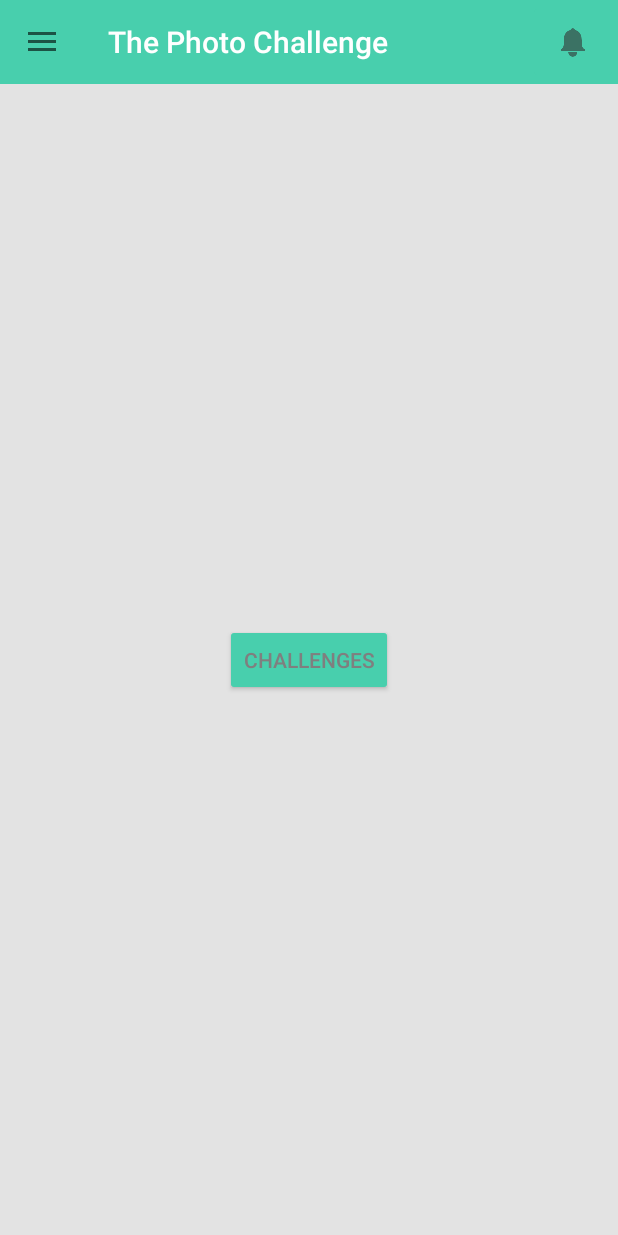
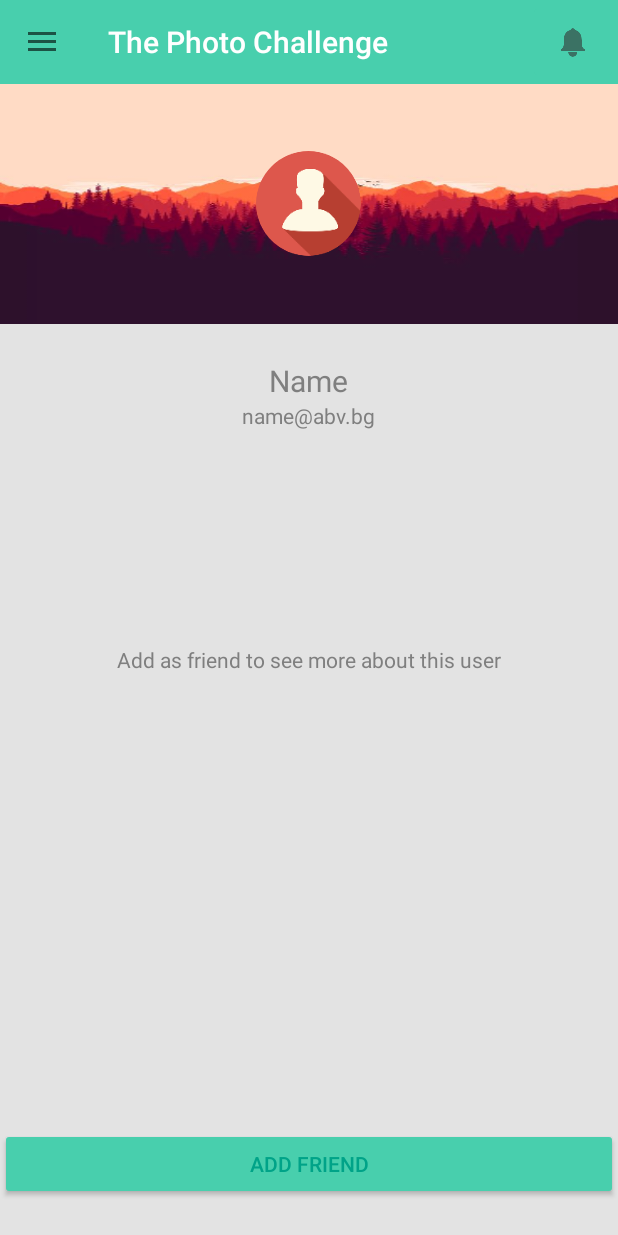
Before and after one commit to AirElementalTeam/ThePhotoChallenge, an Android app: the screen it shows after launch (MainActivity), after a tap on an icon or button, on a phone screen of 412 x 824 dp. Run offline under Robolectric (Android 15) with nearby library versions, the phone set to English and light mode, and no system bars; our stand-ins replace ButterKnife, CircleImageView; 10 statements that could not run were skipped.

Commit message:
adding users by email to firebase logic added

```diff
--- a/ThePhotoChallengeApp/app/src/main/java/com/telerik/airelementalteam/thephotochallengeapp/data/AsyncTasks/AsyncTaskInteractor.java
+++ b/ThePhotoChallengeApp/app/src/main/java/com/telerik/airelementalteam/thephotochallengeapp/data/AsyncTasks/AsyncTaskInteractor.java
@@ -3,14 +3,23 @@ package com.telerik.airelementalteam.thephotochallengeapp.data.AsyncTasks;
 import com.firebase.client.AuthData;
 import com.firebase.client.Firebase;
 import com.firebase.client.FirebaseError;
+import com.telerik.airelementalteam.thephotochallengeapp.data.FirebaseAdapter;
 import com.telerik.airelementalteam.thephotochallengeapp.models.User;
 
 import java.lang.reflect.Field;
 import java.util.Map;
 
+import Common.Converter;
+
 public class AsyncTaskInteractor {
 
-    public void asyncRegisterUser(final Firebase refDB, final Firebase refUsers, final IOnTaskFinishedListener listener, final String name, final String email, final String password){
+    Converter converter = new Converter();
+
+    public void asyncRegisterUser(FirebaseAdapter firebase, final IOnTaskFinishedListener listener, final String name, final String email, final String password){
+        firebase.openConnection();
+        Firebase refDB = firebase.getRefDB();
+        final Firebase refUsersByEmail = firebase.getRefUsersByEmail();
+        final Firebase refUsers = firebase.getRefUsers();
         refDB.createUser(email, password,
                 new Firebase.ValueResultHandler<Map<String, Object>>() {
 
@@ -18,6 +27,8 @@ public class AsyncTaskInteractor {
                     public void onSuccess(Map<String, Object> stringObjectMap) {
                         User newUser = new User(stringObjectMap.get("uid").toString(), name, email);
                         Firebase refUser = refUsers.child(newUser.getUid());
+                        Firebase refMail = refUsersByEmail.child(converter.escapeEmail(newUser.getEmail()));
+                        refMail.setValue(newUser.getUid());
                         refUser.setValue(newUser);
                         listener.onSuccess();
                         System.out.println("Successfully created user account with uid: " + stringObjectMap.get("uid"));
@@ -52,7 +63,8 @@ public class AsyncTaskInteractor {
                 });
     }
 
-    public void asyncLoginUser(Firebase refDB, final IOnTaskFinishedListener listener, String email, String password){
+    public void asyncLoginUser(FirebaseAdapter firebase, final IOnTaskFinishedListener listener, String email, String password){
+        Firebase refDB = firebase.getRefDB();
         refDB.authWithPassword(email, password, new Firebase.AuthResultHandler() {
             @Override
             public void onAuthenticated(AuthData authData) {
--- a/ThePhotoChallengeApp/app/src/main/java/com/telerik/airelementalteam/thephotochallengeapp/data/FirebaseAdapter.java
+++ b/ThePhotoChallengeApp/app/src/main/java/com/telerik/airelementalteam/thephotochallengeapp/data/FirebaseAdapter.java
@@ -9,6 +9,7 @@ public class FirebaseAdapter {
 
     final String firebaseConnection = "https://thephotobag.firebaseio.com";
     final String usersConnection = firebaseConnection + "/Users";
+    final String usersByEmailConnection = firebaseConnection + "/UsersByEmail";
     final String challengesConnection = firebaseConnection + "/Challanges";
     final String photosConnection = firebaseConnection + "/Photos";
     final String themesConnection = firebaseConnection + "/Themes";
@@ -16,6 +17,7 @@ public class FirebaseAdapter {
 
     private Firebase refDB;
     private Firebase refUsers;
+    private Firebase refUsersByEmail;
     private Firebase refChallanges;
     private Firebase refPhotos;
     private Firebase refThemes;
@@ -26,6 +28,7 @@ public class FirebaseAdapter {
     public FirebaseAdapter() {
         this.refDB = new Firebase(firebaseConnection);
         this.refUsers = new Firebase(usersConnection);
+        this.refUsersByEmail = new Firebase(usersByEmailConnection);
         this.refChallanges = new Firebase(challengesConnection);
         this.refPhotos = new Firebase(photosConnection);
         this.refThemes = new Firebase(themesConnection);
@@ -44,13 +47,29 @@ public class FirebaseAdapter {
         return refUsers;
     }
 
+    public Firebase getRefUsersByEmail() {
+        return refUsersByEmail;
+    }
+
+    public Firebase getRefChallanges() {
+        return refChallanges;
+    }
+
+    public Firebase getRefPhotos() {
+        return refPhotos;
+    }
+
+    public Firebase getRefThemes() {
+        return refThemes;
+    }
+
     // authentication methods
     public void registerUser(String name, String email, String password, IOnTaskFinishedListener listener){
-        interactor.asyncRegisterUser(refDB, refUsers, listener, name, email, password);
+        interactor.asyncRegisterUser(this, listener, name, email, password);
     }
 
     public void loginUser(String email, String password, IOnTaskFinishedListener listener){
-        interactor.asyncLoginUser(refDB, listener, email, password);
+        interactor.asyncLoginUser(this, listener, email, password);
     }
 
     public boolean authUser() {
@@ -82,4 +101,6 @@ public class FirebaseAdapter {
     }
 
 
+
+
 }
--- /dev/null
+++ b/ThePhotoChallengeApp/app/src/main/java/com/telerik/airelementalteam/thephotochallengeapp/presenters/user/UserPresenter.java
@@ -0,0 +1,27 @@
+package com.telerik.airelementalteam.thephotochallengeapp.presenters.user;
+
+import android.app.Activity;
+
+import com.firebase.client.Query;
+import com.telerik.airelementalteam.thephotochallengeapp.data.FirebaseAdapter;
+
+import Common.Validator;
+
+public class UserPresenter {
+    private Activity activity;
+    private FirebaseAdapter firebase;
+
+    public UserPresenter(Activity activity){
+        this.activity = activity;
+        this.firebase = new FirebaseAdapter();
+    }
+
+    public void sendFriendRequest(String email) {
+        String currentUserUID = firebase.currentUserUID();
+
+        //escapeEmail
+        //find user uid by email
+        //find user by uid
+        //create friend request (sent for current user/ recieved for other user)
+    }
+}
--- a/ThePhotoChallengeApp/app/src/main/java/com/telerik/airelementalteam/thephotochallengeapp/views/MainActivity.java
+++ b/ThePhotoChallengeApp/app/src/main/java/com/telerik/airelementalteam/thephotochallengeapp/views/MainActivity.java
@@ -25,6 +25,7 @@ import com.telerik.airelementalteam.thephotochallengeapp.views.fragments.Favouri
 import com.telerik.airelementalteam.thephotochallengeapp.views.fragments.FriendsFragment;
 import com.telerik.airelementalteam.thephotochallengeapp.views.fragments.RankingFragment;
 import com.telerik.airelementalteam.thephotochallengeapp.views.fragments.SettingsFragment;
+import com.telerik.airelementalteam.thephotochallengeapp.views.fragments.UserFragment;
 
 import butterknife.ButterKnife;
 import butterknife.InjectView;
@@ -78,6 +79,10 @@ public class MainActivity extends AppCompatActivity
             @Override
             public void onClick(View v) {
                 NotificationCompat.Builder builder = new NotificationCompat.Builder(MainActivity.this);
+                UserFragment fragment = new UserFragment();
+                FragmentTransaction transaction = getSupportFragmentManager().beginTransaction();
+                transaction.replace(R.id.fragmentContainer, fragment);
+                transaction.commit();
 
             }
         });
@@ -92,29 +97,6 @@ public class MainActivity extends AppCompatActivity
             super.onBackPressed();
         }
     }
-
-    //this creates the tree dots in the right of the action bar
-    //@Override
-    //public boolean onCreateOptionsMenu(Menu menu) {
-    //    // Inflate the menu; this adds items to the action bar if it is present.
-    //    getMenuInflater().inflate(R.menu.main, menu);
-    //    return true;
-    //}
-
-    //@Override
-    //public boolean onOptionsItemSelected(MenuItem item) {
-    //    // Handle action bar item clicks here. The action bar will
-    //    // automatically handle clicks on the Home/Up button, so long
-    //    // as you specify a parent activity in AndroidManifest.xml.
-    //    int id = item.getItemId();
-    //
-    //    //noinspection SimplifiableIfStatement
-    //    if (id == R.id.action_settings) {
-    //        return true;
-    //    }
-    //
-    //    return super.onOptionsItemSelected(item);
-    //}
 
     @SuppressWarnings("StatementWithEmptyBody")
     @Override
@@ -177,7 +159,6 @@ public class MainActivity extends AppCompatActivity
     @Override
     protected void onPostCreate(Bundle savedInstanceState) {
         super.onPostCreate(savedInstanceState);
-        // Sync the toggle state after onRestoreInstanceState has occurred.
         toggle.syncState();
     }
 
--- a/ThePhotoChallengeApp/app/src/main/java/com/telerik/airelementalteam/thephotochallengeapp/views/fragments/FindFriendsFragment.java
+++ b/ThePhotoChallengeApp/app/src/main/java/com/telerik/airelementalteam/thephotochallengeapp/views/fragments/FindFriendsFragment.java
@@ -28,6 +28,8 @@ public class FindFriendsFragment extends Fragment {
         presenter.populateFriendList(userList);
 
         return view;
+
+
     }
 
     @Override
--- a/ThePhotoChallengeApp/app/src/main/java/com/telerik/airelementalteam/thephotochallengeapp/views/fragments/UserFragment.java
+++ b/ThePhotoChallengeApp/app/src/main/java/com/telerik/airelementalteam/thephotochallengeapp/views/fragments/UserFragment.java
@@ -3,28 +3,46 @@ package com.telerik.airelementalteam.thephotochallengeapp.views.fragments;
 
 import android.os.Bundle;
 import android.support.v4.app.Fragment;
+import android.support.v7.widget.AppCompatButton;
 import android.view.LayoutInflater;
 import android.view.View;
 import android.view.ViewGroup;
 
 import com.telerik.airelementalteam.thephotochallengeapp.R;
+import com.telerik.airelementalteam.thephotochallengeapp.presenters.user.UserPresenter;
 
 /**
  * A simple {@link Fragment} subclass.
  */
 public class UserFragment extends Fragment {
 
+    private UserPresenter presenter;
+    private String email;
+    private String name;
 
     public UserFragment() {
-        // Required empty public constructor
     }
 
 
     @Override
     public View onCreateView(LayoutInflater inflater, ViewGroup container,
                              Bundle savedInstanceState) {
-        // Inflate the layout for this fragment
-        return inflater.inflate(R.layout.fragment_user, container, false);
+        presenter = new UserPresenter(this.getActivity());
+        View view = inflater.inflate(R.layout.fragment_user, container, false);
+        //some code to set the email correctly
+        email = "zazu@lionking.com";
+
+        AppCompatButton addFriendButton = (AppCompatButton) view.findViewById(R.id.add_friend_btn);
+
+        addFriendButton.setOnClickListener(new View.OnClickListener() {
+            @Override
+            public void onClick(View v) {
+                presenter.sendFriendRequest(email);
+            }
+        });
+        return view;
+
+
     }
 
 }
--- a/ThePhotoChallengeApp/app/src/main/res/layout/fragment_user.xml
+++ b/ThePhotoChallengeApp/app/src/main/res/layout/fragment_user.xml
@@ -2,7 +2,7 @@
     xmlns:android="http://schemas.android.com/apk/res/android"
     android:layout_width="match_parent"
     android:layout_height="match_parent"
-    android:theme="@style/ThemeOverlay.AppCompat.Dark">
+    android:background="@color/colorBackground">
 
     <RelativeLayout
         android:id="@+id/friend_item_header"
@@ -38,4 +38,21 @@
         android:layout_centerHorizontal="true"
         android:text="name@abv.bg"/>
 
+    <TextView
+        android:id="@+id/private_user_text"
+        android:layout_width="wrap_content"
+        android:layout_height="wrap_content"
+        android:layout_centerInParent="true"
+        android:text="@string/no_friend_text"/>
+
+    <android.support.v7.widget.AppCompatButton
+        android:id="@+id/add_friend_btn"
+        android:layout_alignParentBottom="true"
+        android:layout_width="match_parent"
+        android:layout_height="wrap_content"
+        android:layout_marginTop="@dimen/button_top_bottom_margin"
+        android:layout_marginBottom="@dimen/button_top_bottom_margin"
+        android:text="@string/add_friend"
+        android:textColor="@color/colorPrimaryDark" />
+
 </RelativeLayout>
--- a/ThePhotoChallengeApp/app/src/main/res/layout/toolbar.xml
+++ b/ThePhotoChallengeApp/app/src/main/res/layout/toolbar.xml
@@ -39,8 +39,5 @@
             android:src="@drawable/ic_action_bell"
             android:layout_alignParentEnd="true"/>
 
-
-
-
     </RelativeLayout>
 </android.support.v7.widget.Toolbar>
--- a/ThePhotoChallengeApp/app/src/main/res/values/strings.xml
+++ b/ThePhotoChallengeApp/app/src/main/res/values/strings.xml
@@ -34,4 +34,6 @@
     <string name="public_radio">public</string>
     <string name="image_button_create">image_button_create</string>
     <string name="logout">Logout</string>
+    <string name="no_friend_text">Add as friend to see more about this user</string>
+    <string name="add_friend">ADD FRIEND</string>
 </resources>
```
Also changed, not shown: ThePhotoChallengeApp/app/src/main/java/Common/Converter.java (added, +16 -0 lines).
